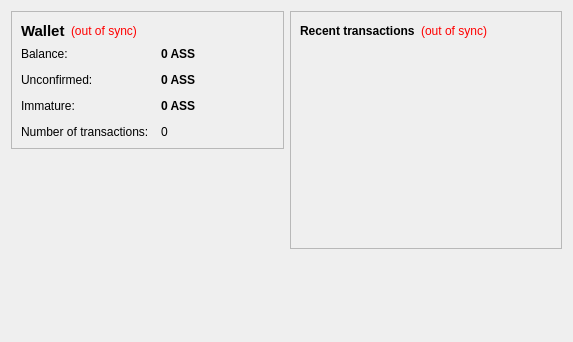
Qt form src/qt/forms/overviewpage.ui (AssPennyFoundation/AssPennies) before a commit.
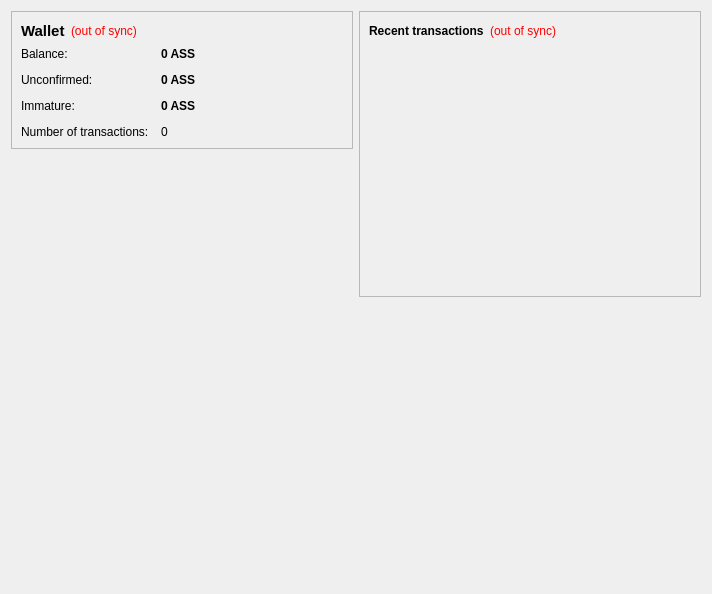
The same form after that commit. Icons and pictures are not drawn.

Commit message: Update splash image and wallet background

Patch:
```diff
--- a/src/qt/forms/overviewpage.ui
+++ b/src/qt/forms/overviewpage.ui
@@ -6,8 +6,8 @@
    <rect>
     <x>0</x>
     <y>0</y>
-    <width>573</width>
-    <height>342</height>
+    <width>712</width>
+    <height>594</height>
    </rect>
   </property>
   <property name="windowTitle">
@@ -202,6 +202,54 @@
        </property>
       </spacer>
      </item>
+     <item>
+      <widget class="QLabel" name="label_6">
+       <property name="minimumSize">
+        <size>
+         <width>0</width>
+         <height>0</height>
+        </size>
+       </property>
+       <property name="text">
+        <string/>
+       </property>
+       <property name="pixmap">
+        <pixmap resource="../bitcoin.qrc">:/icons/bitcoin</pixmap>
+       </property>
+       <property name="alignment">
+        <set>Qt::AlignCenter</set>
+       </property>
+      </widget>
+     </item>
+     <item>
+      <spacer name="horizontalSpacer_3">
+       <property name="orientation">
+        <enum>Qt::Horizontal</enum>
+       </property>
+       <property name="sizeType">
+        <enum>QSizePolicy::Fixed</enum>
+       </property>
+       <property name="sizeHint" stdset="0">
+        <size>
+         <width>20</width>
+         <height>20</height>
+        </size>
+       </property>
+      </spacer>
+     </item>
+     <item>
+      <spacer name="verticalSpacer_3">
+       <property name="orientation">
+        <enum>Qt::Vertical</enum>
+       </property>
+       <property name="sizeHint" stdset="0">
+        <size>
+         <width>20</width>
+         <height>40</height>
+        </size>
+       </property>
+      </spacer>
+     </item>
     </layout>
    </item>
    <item>
```
Left out of the diff: 4 changed lines with no effect on the pictures. The commit also changes 1 other file.
